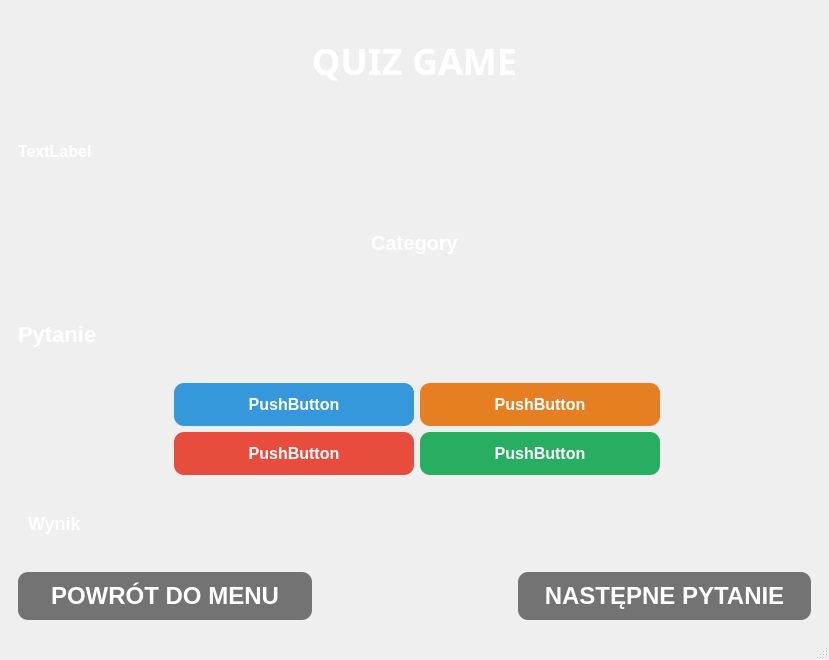
First picture: the form in Qt/QuizGame/mainwindow.ui, repository Ajgorek04/ProjektQuiz, before the edit.
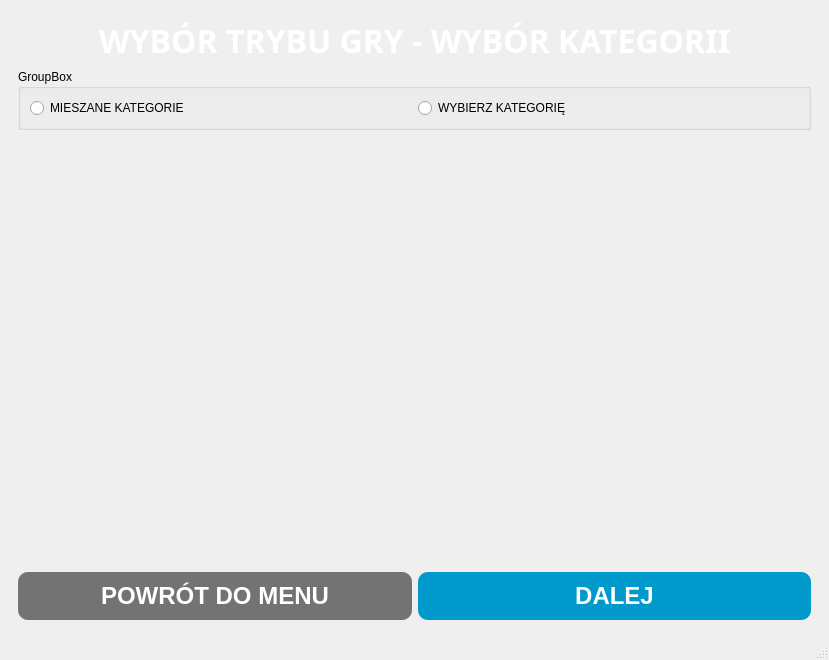
Second picture: the form after the edit.

Diff of the .ui file:
```diff
--- a/Qt/QuizGame/mainwindow.ui
+++ b/Qt/QuizGame/mainwindow.ui
@@ -17,8 +17,8 @@
    <bool>false</bool>
   </property>
   <widget class="QWidget" name="centralwidget">
-   <layout class="QVBoxLayout" name="verticalLayout">
-    <item>
+   <layout class="QGridLayout" name="gridLayout_5">
+    <item row="0" column="0">
      <widget class="QStackedWidget" name="stackedWidget">
       <property name="frameShape">
        <enum>QFrame::Shape::NoFrame</enum>
@@ -260,6 +260,123 @@
        </layout>
       </widget>
       <widget class="QWidget" name="page3">
+       <layout class="QGridLayout" name="gridLayout_6">
+        <item row="0" column="0">
+         <widget class="QLabel" name="label_6">
+          <property name="font">
+           <font>
+            <family>Segoe Script</family>
+            <pointsize>-1</pointsize>
+            <bold>true</bold>
+           </font>
+          </property>
+          <property name="styleSheet">
+           <string notr="true">color: #fff;
+font-size: 32px;
+font-weight: bold;</string>
+          </property>
+          <property name="frameShape">
+           <enum>QFrame::Shape::NoFrame</enum>
+          </property>
+          <property name="text">
+           <string>WYBÓR TRYBU GRY - WYBÓR KATEGORII</string>
+          </property>
+          <property name="textFormat">
+           <enum>Qt::TextFormat::AutoText</enum>
+          </property>
+          <property name="scaledContents">
+           <bool>false</bool>
+          </property>
+          <property name="alignment">
+           <set>Qt::AlignmentFlag::AlignCenter</set>
+          </property>
+         </widget>
+        </item>
+        <item row="1" column="0">
+         <widget class="QGroupBox" name="groupBox">
+          <property name="title">
+           <string>GroupBox</string>
+          </property>
+          <layout class="QHBoxLayout" name="horizontalLayout_6">
+           <item>
+            <widget class="QRadioButton" name="radio_mixed">
+             <property name="text">
+              <string>MIESZANE KATEGORIE</string>
+             </property>
+            </widget>
+           </item>
+           <item>
+            <widget class="QRadioButton" name="radio_select">
+             <property name="text">
+              <string>WYBIERZ KATEGORIĘ</string>
+             </property>
+            </widget>
+           </item>
+          </layout>
+         </widget>
+        </item>
+        <item row="2" column="0">
+         <widget class="QListWidget" name="listWidget_category_2">
+          <property name="enabled">
+           <bool>false</bool>
+          </property>
+          <property name="styleSheet">
+           <string notr="true">background: transparent;
+border: none;</string>
+          </property>
+         </widget>
+        </item>
+        <item row="3" column="0">
+         <layout class="QHBoxLayout" name="horizontalLayout_4">
+          <item>
+           <widget class="QPushButton" name="back_button3_2">
+            <property name="styleSheet">
+             <string notr="true">QPushButton {
+    text-align: center;
+    vertical-align: middle;
+    padding: 10px;
+    background-color:  #737373 ;
+    color: white;
+    font-size: 24px;
+    border-radius: 10px;
+	font-weight: bold;
+}
+QPushButton:hover {
+    background-color: #595959;
+}</string>
+            </property>
+            <property name="text">
+             <string>POWRÓT DO MENU</string>
+            </property>
+           </widget>
+          </item>
+          <item>
+           <widget class="QPushButton" name="button_confirm_category">
+            <property name="styleSheet">
+             <string notr="true">QPushButton {
+    text-align: center;
+    vertical-align: middle;
+	padding: 10px;
+    background-color: #0099cc;
+    color: white;
+    font-size: 24px;
+    border-radius: 10px;
+	font-weight: bold;
+}
+QPushButton:hover {
+    background-color:  #007399 ;
+}</string>
+            </property>
+            <property name="text">
+             <string>DALEJ</string>
+            </property>
+           </widget>
+          </item>
+         </layout>
+        </item>
+       </layout>
+      </widget>
+      <widget class="QWidget" name="page4">
        <layout class="QGridLayout" name="gridLayout_3">
         <item row="3" column="0">
          <widget class="QLabel" name="label_question">
```
Left out of the diff: 6 changed lines with no effect on the pictures.
